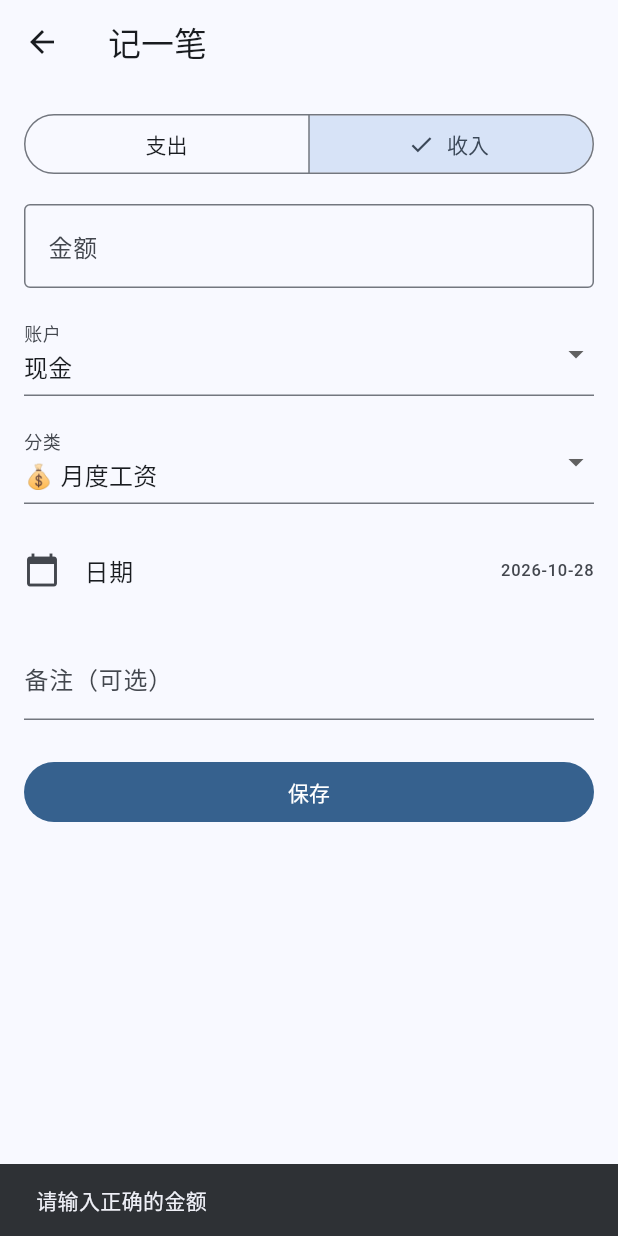
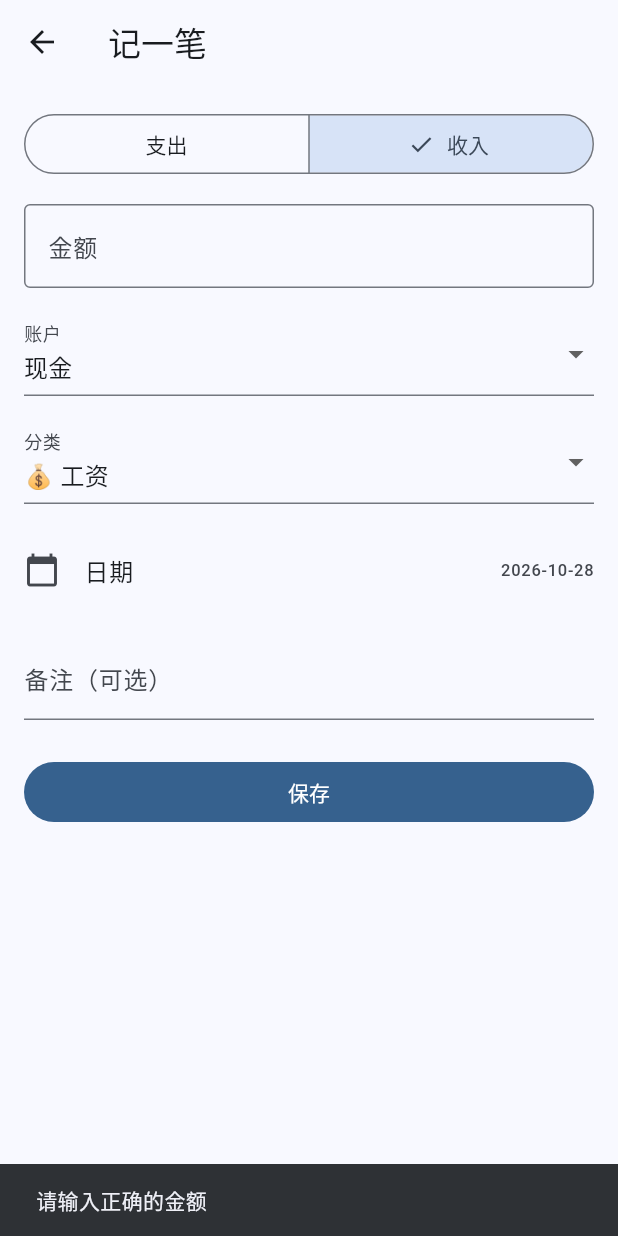
Before and after one commit to Panjihong123/ledger-app, a Flutter app: the TransactionPage screen opened directly, after a tap on "收入", after a tap on "保存", on a phone screen of 412 x 824 dp. Run offline on Flutter 3.47's test engine with Material 3 defaults, Android fonts, the phone set to English and light mode, and no system bars; our stand-ins replace fl_chart, sqflite; accounts and stored records are empty; statements that could not run were skipped.

Commit message:
fix/feat: 饼图缩小分色/分类有序可选手选一级/固定签名升级不丢数据 v1.1.0

```diff
--- a/lib/providers/app_provider.dart
+++ b/lib/providers/app_provider.dart
@@ -27,6 +27,21 @@ class AppProvider extends ChangeNotifier {
   /// 某一级分类下的二级分类
   List<Category> subCategories(int parentId) =>
       categories.where((c) => c.parentId == parentId).toList();
+  /// 记账选择分类时用的有序列表：先一级（按添加顺序），紧跟其下二级，
+  /// 这样新加的二级分类会排在其父级下方，而不是掉到列表最末。
+  List<Category> orderedCategories(String type) {
+    final tops = topCategories(type);
+    final result = <Category>[];
+    for (final top in tops) {
+      result.add(top);
+      result.addAll(subCategories(top.id!));
+    }
+    // 兜底：父级缺失的二级分类（理论不存在）追加在末尾
+    result.addAll(categories
+        .where((c) => c.type == type && c.parentId != null)
+        .where((c) => !tops.any((t) => t.id == c.parentId)));
+    return result;
+  }
 
   Future<void> init() async {
     ledgers = await _db.getLedgers();
--- a/lib/screens/transaction_page.dart
+++ b/lib/screens/transaction_page.dart
@@ -24,9 +24,8 @@ class _TransactionPageState extends State<TransactionPage> {
     super.initState();
     final p = context.read<AppProvider>();
     _accountId = p.accounts.isNotEmpty ? p.accounts.first.id : null;
-    _categoryId = p.expenseCategories.isNotEmpty
-        ? p.expenseCategories.first.id
-        : null;
+    final list = p.orderedCategories('expense');
+    _categoryId = list.isNotEmpty ? list.first.id : null;
   }
 
   @override
@@ -36,7 +35,7 @@ class _TransactionPageState extends State<TransactionPage> {
       return const Scaffold(body: Center(child: CircularProgressIndicator()));
     }
 
-    final cats = _type == 'expense' ? p.expenseCategories : p.incomeCategories;
+    final cats = p.orderedCategories(_type);
 
     return Scaffold(
       appBar: AppBar(title: const Text('记一笔')),
@@ -53,16 +52,8 @@ class _TransactionPageState extends State<TransactionPage> {
             onSelectionChanged: (s) {
               setState(() {
                 _type = s.first;
-                _categoryId = (_type == 'expense'
-                        ? p.expenseCategories
-                        : p.incomeCategories)
-                    .isNotEmpty
-                    ? (_type == 'expense'
-                            ? p.expenseCategories
-                            : p.incomeCategories)
-                        .first
-                        .id
-                    : null;
+                final list = p.orderedCategories(_type);
+                _categoryId = list.isNotEmpty ? list.first.id : null;
               });
             },
           ),
@@ -85,13 +76,17 @@ class _TransactionPageState extends State<TransactionPage> {
             onChanged: (v) => setState(() => _accountId = v),
           ),
           const SizedBox(height: 16),
-          // 分类
+          // 分类（一级 + 其下二级，层级缩进显示）
           DropdownButtonFormField<int>(
             value: _categoryId,
             decoration: const InputDecoration(labelText: '分类'),
             items: cats
                 .map((c) => DropdownMenuItem(
-                    value: c.id, child: Text('${c.icon} ${c.name}')))
+                      value: c.id,
+                      child: Text(c.parentId == null
+                          ? '${c.icon} ${c.name}'
+                          : '    ↳ ${c.icon} ${c.name}'),
+                    ))
                 .toList(),
             onChanged: (v) => setState(() => _categoryId = v),
           ),
--- a/pubspec.yaml
+++ b/pubspec.yaml
@@ -1,7 +1,7 @@
 name: ledger
 description: 个人记账软件（Android）
 publish_to: 'none'
-version: 1.0.0+1
+version: 1.1.0+5
 
 environment:
   sdk: ^3.4.0
```
Also changed, not shown: lib/screens/statistics_page.dart (+43 -15 lines), 2 other files.
